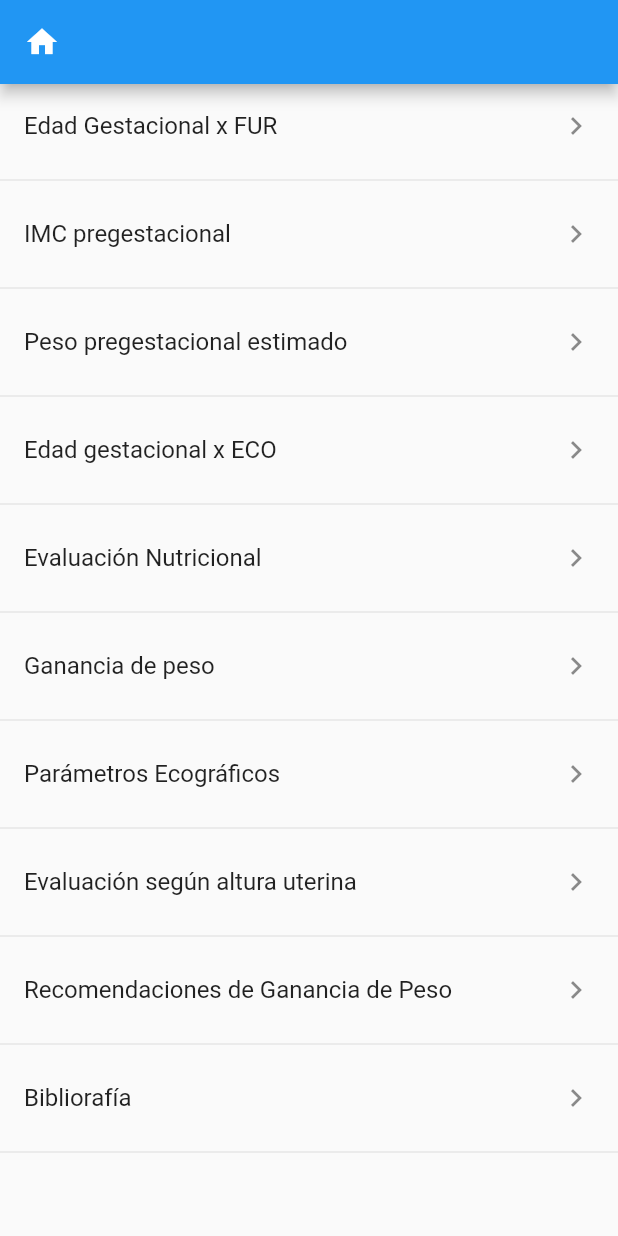
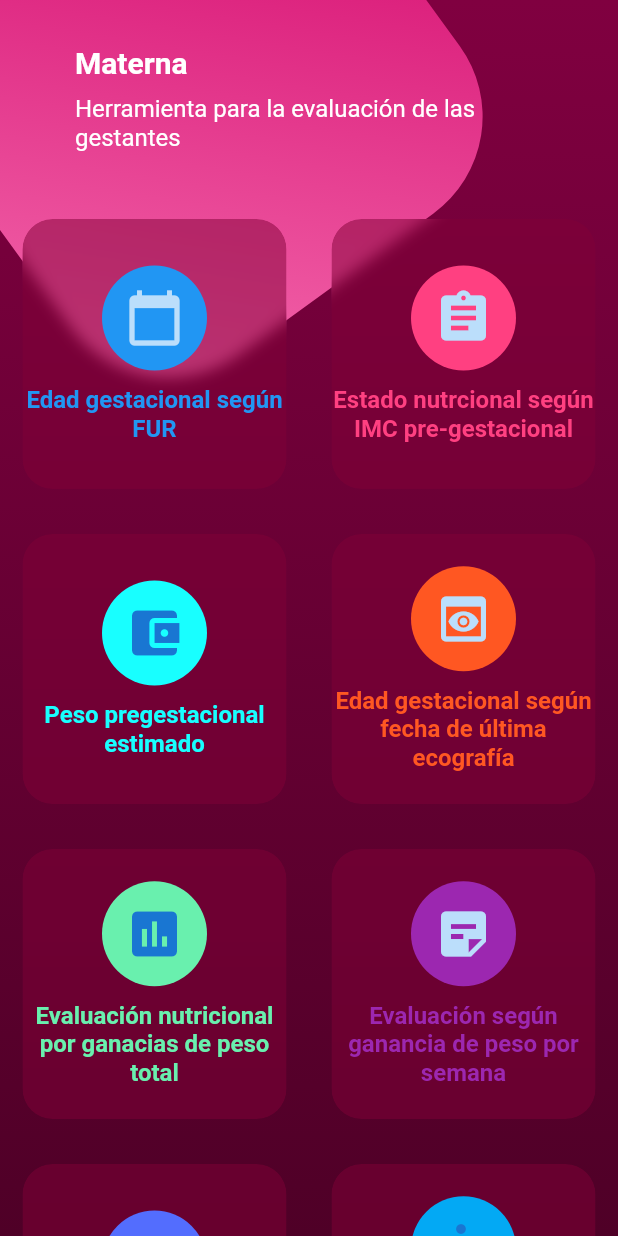
Before and after one commit to darknarf64/materna, a Flutter app: the screen it shows after launch, on a phone screen of 412 x 824 dp. Run offline on Flutter 3.47's test engine with Material 2 defaults, Android fonts, the phone set to English and light mode, and no system bars.

Commit message:
Diseño del home page 23-06-2021

```diff
--- a/lib/main.dart
+++ b/lib/main.dart
@@ -1,12 +1,16 @@
 import 'package:flutter/material.dart';
 import 'package:flutter_localizations/flutter_localizations.dart';
+import 'package:materna/page/edad_gest_fur.dart';
 import 'package:materna/page/home_page.dart';
+import 'package:flutter/services.dart';
 
 void main() => runApp(MyApp());
 
 class MyApp extends StatelessWidget {
   @override
   Widget build(BuildContext context) {
+    SystemChrome.setSystemUIOverlayStyle(SystemUiOverlayStyle.light);
+
     return MaterialApp(
       title: 'Materna',
       localizationsDelegates: [
@@ -20,7 +24,10 @@ class MyApp extends StatelessWidget {
       ],
       debugShowCheckedModeBanner: false,
       initialRoute: 'home',
-      routes: {'home': (BuildContext context) => HomePage()},
+      routes: {
+        'home': (BuildContext context) => HomePage(),
+        'edadgestFUR': (BuildContext context) => Edadgestacionalfur(),
+      },
     );
   }
 }
--- a/lib/page/semana_gestaciona.dart
+++ b/lib/page/edad_gest_fur.dart
@@ -3,8 +3,11 @@ import 'package:flutter/material.dart';
 class Edadgestacionalfur extends StatelessWidget {
   @override
   Widget build(BuildContext context) {
-    return Container(
-      child: null,
+    return Scaffold(
+      appBar: AppBar(
+        backgroundColor: Color(0xff800040),
+        title: Text('Edad gestacional según FUR'),
+      ),
     );
   }
 }
--- a/lib/page/home_page.dart
+++ b/lib/page/home_page.dart
@@ -1,62 +1,38 @@
 import 'package:flutter/material.dart';
+import 'package:materna/widgets/background.dart';
+import 'package:materna/widgets/card_table.dart';
+import 'package:materna/widgets/page_title.dart';
 
 class HomePage extends StatelessWidget {
-  final listado = [
-    'Edad Gestacional x FUR',
-    'IMC pregestacional',
-    'Peso pregestacional estimado',
-    'Edad gestacional x ECO',
-    'Evaluación Nutricional',
-    'Ganancia de peso',
-    'Parámetros Ecográficos',
-    'Evaluación según altura uterina',
-    'Recomendaciones de Ganancia de Peso',
-    'Bibliorafía'
-  ];
-
   @override
   Widget build(BuildContext context) {
     return Scaffold(
-      appBar: AppBar(
-        title: Icon(Icons.home),
+      // appBar: AppBar(
+      //   backgroundColor: Color(0xff800040),
+      //   title: Icon(Icons.home),
+      // ),
+      body: Stack(
+        children: [
+          //Background
+          Background(),
+          _HomeTitulo()
+        ],
       ),
-      body: _buildListView(),
     );
   }
+}
 
-  ListView _buildListView() {
-    return ListView(
-      children: _crearListaCorta(),
+class _HomeTitulo extends StatelessWidget {
+  @override
+  Widget build(BuildContext context) {
+    return SingleChildScrollView(
+      child: Column(
+        children: [
+          // titulos
+          PageTitle(),
+          CardTable()
+        ],
+      ),
     );
   }
-
-  // List<Widget> _crearListado() {
-  //   List<Widget> lista = [];
-
-  //   for (String item in listado) {
-  //     final temWidget = ListTile(
-  //       title: Text(item),
-  //     );
-  //     lista..add(temWidget)..add(Divider());
-  //   }
-
-  //   return lista;
-  // }
-
-  List<Widget> _crearListaCorta() {
-    var widget = listado.map((e) {
-      return Column(
-        children: [
-          ListTile(
-            title: Text(e),
-            trailing: Icon(Icons.keyboard_arrow_right),
-            onTap: () {},
-          ),
-          Divider()
-        ],
-      );
-    }).toList();
-
-    return widget;
-  }
 }
--- /dev/null
+++ b/lib/widgets/background.dart
@@ -0,0 +1,49 @@
+import 'dart:math';
+
+import 'package:flutter/material.dart';
+
+class Background extends StatelessWidget {
+  final boxDecoration = BoxDecoration(
+      gradient: LinearGradient(
+          begin: Alignment.topCenter,
+          end: Alignment.bottomCenter,
+          colors: [
+        Color(0xff800040),
+        Color(0xff4F0027),
+      ]));
+  @override
+  Widget build(BuildContext context) {
+    return Stack(
+      children: [
+        //gradiente guinda
+        Container(
+          decoration: boxDecoration,
+        ),
+        // cajas
+        Positioned(top: -100, left: -30, child: _CajasDecorativas())
+      ],
+    );
+  }
+}
+
+class _CajasDecorativas extends StatelessWidget {
+  @override
+  Widget build(BuildContext context) {
+    return Transform.rotate(
+      angle: -pi / 5.0,
+      child: Container(
+        width: 320,
+        height: 320,
+        decoration: BoxDecoration(
+            borderRadius: BorderRadius.circular(80),
+            gradient: LinearGradient(
+                begin: Alignment.topRight,
+                end: Alignment.bottomLeft,
+                colors: [
+                  Color(0xffD10067),
+                  Color(0xffF56CAF),
+                ])),
+      ),
+    );
+  }
+}
--- /dev/null
+++ b/lib/widgets/card_table.dart
@@ -0,0 +1,132 @@
+import 'dart:ui';
+
+import 'package:flutter/material.dart';
+
+class CardTable extends StatelessWidget {
+  @override
+  Widget build(BuildContext context) {
+    return Table(
+      children: [
+        TableRow(children: [
+          GestureDetector(
+            onTap: () {
+              Navigator.pushNamed(context, 'edadgestFUR');
+              print('ok');
+            },
+            child: _SingleCard(
+                color: Colors.blue,
+                icon: Icons.calendar_today,
+                text: 'Edad gestacional según FUR'),
+          ),
+          _SingleCard(
+              color: Colors.pinkAccent,
+              icon: Icons.assignment,
+              text: 'Estado nutrcional según IMC pre-gestacional'),
+        ]),
+        TableRow(children: [
+          _SingleCard(
+              color: Colors.cyanAccent,
+              icon: Icons.account_balance_wallet,
+              text: 'Peso pregestacional estimado'),
+          _SingleCard(
+              color: Colors.deepOrange,
+              icon: Icons.preview,
+              text: 'Edad gestacional según fecha de última ecografía'),
+        ]),
+        TableRow(children: [
+          _SingleCard(
+              color: Colors.greenAccent,
+              icon: Icons.assessment,
+              text: 'Evaluación nutricional por ganacias de peso total'),
+          _SingleCard(
+              color: Colors.purple,
+              icon: Icons.sticky_note_2,
+              text: 'Evaluación según ganancia de peso por semana'),
+        ]),
+        TableRow(children: [
+          _SingleCard(
+              color: Colors.indigoAccent,
+              icon: Icons.support,
+              text: 'Parámetros ecográficos y peso del bebé'),
+          _SingleCard(
+              color: Colors.lightBlue,
+              icon: Icons.pregnant_woman,
+              text: 'Evaluación según altura uterina por semana gestacional'),
+        ]),
+        TableRow(children: [
+          _SingleCard(
+              color: Colors.lightGreen,
+              icon: Icons.recommend,
+              text: 'Cuadro de recomencaciones de ganancia de peso'),
+          _SingleCard(
+              color: Colors.pinkAccent,
+              icon: Icons.library_books,
+              text: 'Bibliografía'),
+        ])
+      ],
+    );
+  }
+}
+
+class _SingleCard extends StatelessWidget {
+  final IconData icon;
+  final Color color;
+  final String text;
+
+  const _SingleCard(
+      {Key? key, required this.icon, required this.color, required this.text})
+      : super(key: key);
+  @override
+  Widget build(BuildContext context) {
+    return _CardBackground(
+        child: Column(
+      mainAxisAlignment: MainAxisAlignment.center,
+      children: [
+        CircleAvatar(
+          backgroundColor: this.color,
+          child: Icon(
+            this.icon,
+            size: 40,
+          ),
+          radius: 35,
+        ),
+        SizedBox(
+          height: 10,
+        ),
+        Text(
+          this.text,
+          textAlign: TextAlign.center,
+          style: TextStyle(
+              color: this.color, fontSize: 16, fontWeight: FontWeight.bold),
+        )
+      ],
+    ));
+  }
+}
+
+class _CardBackground extends StatelessWidget {
+  final Widget child;
+
+  const _CardBackground({Key? key, required this.child}) : super(key: key);
+
+  @override
+  Widget build(BuildContext context) {
+    return Container(
+      margin: EdgeInsets.all(15),
+      child: ClipRRect(
+        borderRadius: BorderRadius.circular(20),
+        child: BackdropFilter(
+          filter: ImageFilter.blur(sigmaX: 5, sigmaY: 5),
+          child: Container(
+            //margin: EdgeInsets.all(15),
+            height: 180,
+            decoration: BoxDecoration(
+                color: Color.fromRGBO(128, 0, 54, 0.5),
+                borderRadius: BorderRadius.circular(20)),
+            child: this.child,
+          ),
+        ),
+      ),
+    );
+  }
+}
--- /dev/null
+++ b/lib/widgets/page_title.dart
@@ -0,0 +1,32 @@
+import 'package:flutter/material.dart';
+
+class PageTitle extends StatelessWidget {
+  @override
+  Widget build(BuildContext context) {
+    return SafeArea(
+      child: Container(
+        width: 320,
+        margin: EdgeInsets.symmetric(horizontal: 50, vertical: 30),
+        child: Column(
+          crossAxisAlignment: CrossAxisAlignment.start,
+          children: [
+            Text(
+              'Materna',
+              style: TextStyle(
+                  fontSize: 20,
+                  fontWeight: FontWeight.bold,
+                  color: Colors.white),
+            ),
+            SizedBox(
+              height: 10,
+            ),
+            Text(
+              'Herramienta para la evaluación de las gestantes',
+              style: TextStyle(fontSize: 16, color: Colors.white),
+            ),
+          ],
+        ),
+      ),
+    );
+  }
+}
--- a/pubspec.yaml
+++ b/pubspec.yaml
@@ -18,7 +18,7 @@ publish_to: 'none' # Remove this line if you wish to publish to pub.dev
 version: 1.0.0+1
 
 environment:
-  sdk: ">=2.7.0 <3.0.0"
+  sdk: ">=2.12.0 <3.0.0"
 
 dependencies:
   flutter:
```
